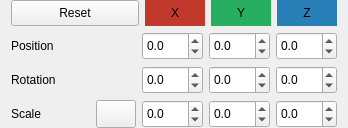
This is src/widgets/transformeditor.ui in jahshaka/Studio as Qt 5 draws it before an edit. The edited form follows.
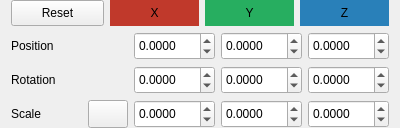
This is the edited form. Icons and pictures are not drawn.

Commit message: Scale using 4 degit precision

Patch:
```diff
--- a/src/widgets/transformeditor.ui
+++ b/src/widgets/transformeditor.ui
@@ -6,7 +6,7 @@
    <rect>
     <x>0</x>
     <y>0</y>
-    <width>348</width>
+    <width>400</width>
     <height>128</height>
    </rect>
   </property>
@@ -74,7 +74,7 @@
        <widget class="QPushButton" name="resetBtn">
         <property name="sizePolicy">
          <sizepolicy hsizetype="Preferred" vsizetype="Preferred">
-          <horstretch>2</horstretch>
+          <horstretch>1</horstretch>
           <verstretch>0</verstretch>
          </sizepolicy>
         </property>
@@ -264,7 +264,7 @@
             </size>
            </property>
            <property name="decimals">
-            <number>1</number>
+            <number>4</number>
            </property>
            <property name="minimum">
             <double>-512.000000000000000</double>
@@ -283,7 +283,7 @@
             </size>
            </property>
            <property name="decimals">
-            <number>1</number>
+            <number>4</number>
            </property>
            <property name="minimum">
             <double>-512.000000000000000</double>
@@ -302,7 +302,7 @@
             </size>
            </property>
            <property name="decimals">
-            <number>1</number>
+            <number>4</number>
            </property>
            <property name="minimum">
             <double>-512.000000000000000</double>
@@ -382,7 +382,7 @@
             </size>
            </property>
            <property name="decimals">
-            <number>1</number>
+            <number>4</number>
            </property>
            <property name="minimum">
             <double>-512.000000000000000</double>
@@ -401,7 +401,7 @@
             </size>
            </property>
            <property name="decimals">
-            <number>1</number>
+            <number>4</number>
            </property>
            <property name="minimum">
             <double>-512.000000000000000</double>
@@ -420,7 +420,7 @@
             </size>
            </property>
            <property name="decimals">
-            <number>1</number>
+            <number>4</number>
            </property>
            <property name="minimum">
             <double>-512.000000000000000</double>
@@ -559,7 +559,7 @@
             </size>
            </property>
            <property name="decimals">
-            <number>1</number>
+            <number>4</number>
            </property>
            <property name="minimum">
             <double>-512.000000000000000</double>
@@ -578,7 +578,7 @@
             </size>
            </property>
            <property name="decimals">
-            <number>1</number>
+            <number>4</number>
            </property>
            <property name="minimum">
             <double>-512.000000000000000</double>
@@ -597,7 +597,7 @@
             </size>
            </property>
            <property name="decimals">
-            <number>1</number>
+            <number>4</number>
            </property>
            <property name="minimum">
             <double>-512.000000000000000</double>
```
